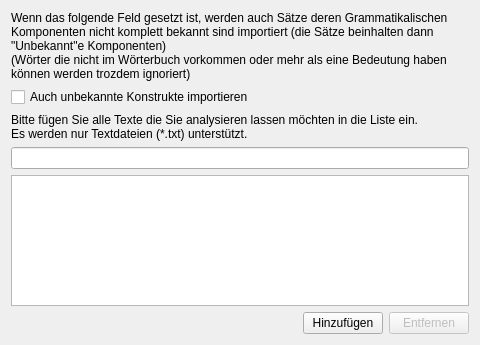
Above: ui/selectfilestoreadpage.ui from KDE/simon before the change. Below: the same form after it.
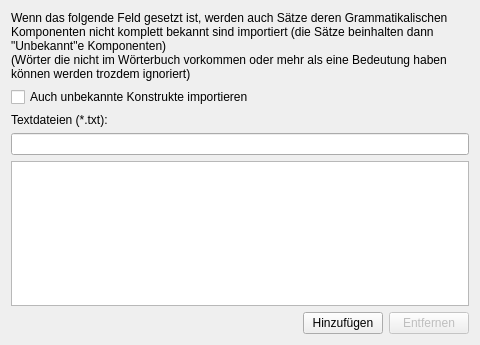
That is the form after the change. Icons and pictures are not drawn.

Patch:
```diff
--- a/ui/selectfilestoreadpage.ui
+++ b/ui/selectfilestoreadpage.ui
@@ -34,8 +34,7 @@
    <item>
     <widget class="QLabel" name="lbListDesc" >
      <property name="text" >
-      <string>Bitte fügen Sie alle Texte die Sie analysieren lassen möchten in die Liste ein.
-Es werden nur Textdateien (*.txt) unterstützt.</string>
+      <string>Textdateien (*.txt):</string>
      </property>
      <property name="wordWrap" >
       <bool>true</bool>
```
